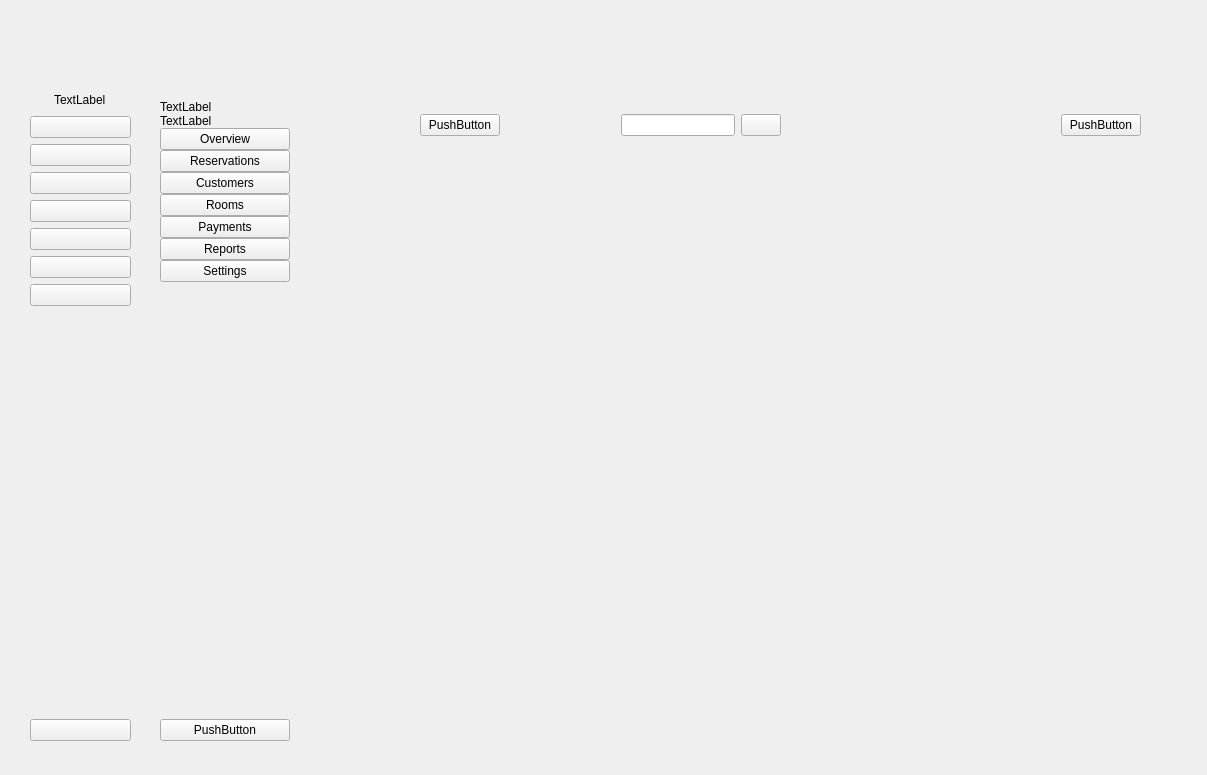
Old version of the form dashboard.ui in the repository WeWeBunnyX/HotelReservationSQL_Application.
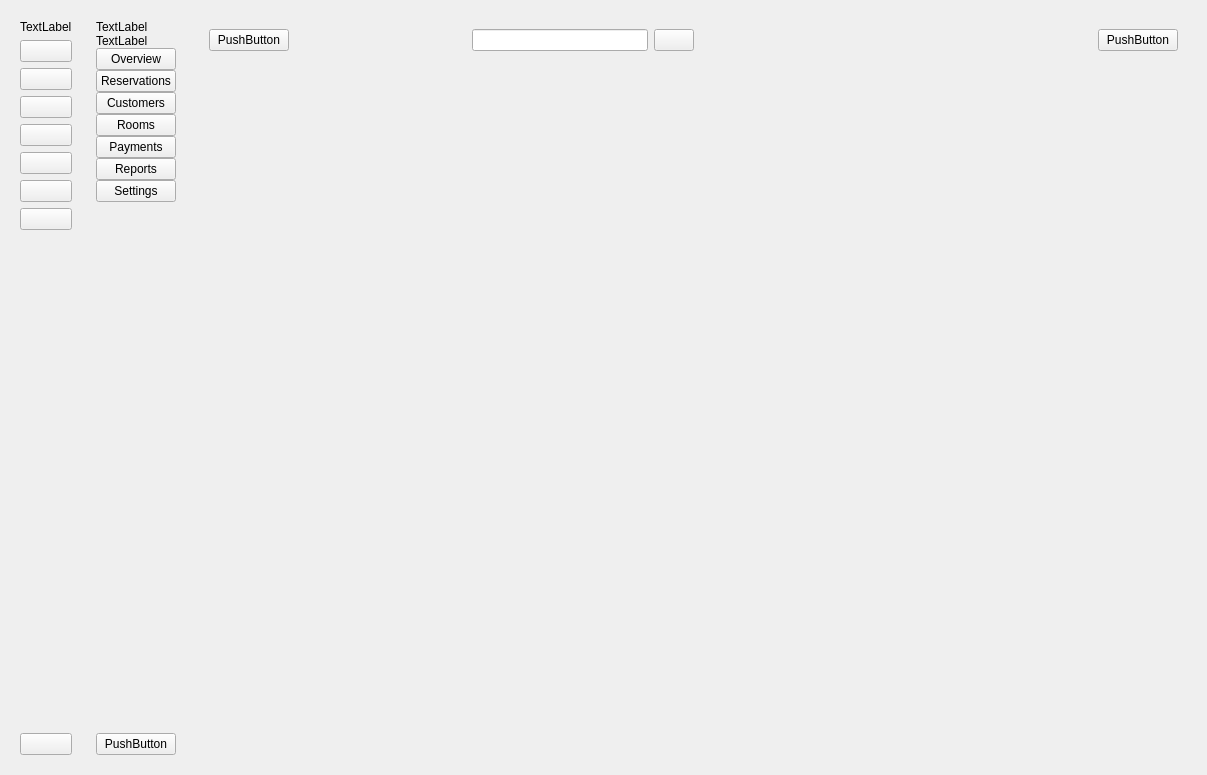
New version of the form. The open tabs and pages were chosen to show the change. Icons and pictures are not drawn.

```diff
--- a/dashboard.ui
+++ b/dashboard.ui
@@ -13,40 +13,14 @@
   <property name="windowTitle">
    <string>Form</string>
   </property>
+  <layout class="QGridLayout" name="gridLayout">
+   <item row="0" column="0">
   <widget class="QWidget" name="iconOnlyWidget" native="true">
-   <property name="geometry">
-    <rect>
-     <x>30</x>
-     <y>50</y>
-     <width>101</width>
-     <height>691</height>
-    </rect>
-   </property>
-   <widget class="QWidget" name="">
-    <property name="geometry">
-     <rect>
-      <x>0</x>
-      <y>40</y>
-      <width>101</width>
-      <height>651</height>
-     </rect>
-    </property>
+     <layout class="QVBoxLayout" name="verticalLayout_7">
+      <item>
     <layout class="QVBoxLayout" name="verticalLayout_3">
      <item>
       <layout class="QHBoxLayout" name="horizontalLayout_2">
-       <item>
-        <spacer name="horizontalSpacer_3">
-         <property name="orientation">
-          <enum>Qt::Orientation::Horizontal</enum>
-         </property>
-         <property name="sizeHint" stdset="0">
-          <size>
-           <width>40</width>
-           <height>20</height>
-          </size>
-         </property>
-        </spacer>
-       </item>
        <item>
         <widget class="QLabel" name="label">
          <property name="text">
@@ -54,19 +28,6 @@
          </property>
         </widget>
        </item>
-       <item>
-        <spacer name="horizontalSpacer_4">
-         <property name="orientation">
-          <enum>Qt::Orientation::Horizontal</enum>
-         </property>
-         <property name="sizeHint" stdset="0">
-          <size>
-           <width>40</width>
-           <height>20</height>
-          </size>
-         </property>
-        </spacer>
-       </item>
       </layout>
      </item>
      <item>
@@ -171,26 +132,14 @@
       </widget>
      </item>
     </layout>
-   </widget>
-  </widget>
+      </item>
+     </layout>
+    </widget>
+   </item>
+   <item row="0" column="1">
   <widget class="QWidget" name="fullMenuWidget" native="true">
-   <property name="geometry">
-    <rect>
-     <x>150</x>
-     <y>50</y>
-     <width>151</width>
-     <height>691</height>
-    </rect>
-   </property>
-   <widget class="QWidget" name="">
-    <property name="geometry">
-     <rect>
-      <x>10</x>
-      <y>50</y>
-      <width>130</width>
-      <height>641</height>
-     </rect>
-    </property>
+     <layout class="QVBoxLayout" name="verticalLayout_8">
+      <item>
     <layout class="QVBoxLayout" name="verticalLayout_4">
      <property name="spacing">
       <number>0</number>
@@ -311,35 +260,22 @@
       </widget>
      </item>
     </layout>
-   </widget>
-  </widget>
+      </item>
+     </layout>
+    </widget>
+   </item>
+   <item row="0" column="2">
   <widget class="QWidget" name="widget_3" native="true">
-   <property name="geometry">
-    <rect>
-     <x>400</x>
-     <y>50</y>
-     <width>781</width>
-     <height>691</height>
-    </rect>
-   </property>
+     <layout class="QVBoxLayout" name="verticalLayout_9">
+      <item>
+       <layout class="QVBoxLayout" name="verticalLayout_5">
+        <property name="spacing">
+         <number>0</number>
+        </property>
+        <item>
    <widget class="QWidget" name="widget" native="true">
-    <property name="geometry">
-     <rect>
-      <x>20</x>
-      <y>30</y>
-      <width>741</width>
-      <height>80</height>
-     </rect>
-    </property>
-    <widget class="QWidget" name="">
-     <property name="geometry">
-      <rect>
-       <x>0</x>
-       <y>30</y>
-       <width>721</width>
-       <height>31</height>
-      </rect>
-     </property>
+          <layout class="QVBoxLayout" name="verticalLayout_6">
+           <item>
      <layout class="QHBoxLayout" name="horizontalLayout_3">
       <item>
        <widget class="QPushButton" name="pushButton_17">
@@ -400,21 +336,25 @@
        </widget>
       </item>
      </layout>
-    </widget>
-   </widget>
+           </item>
+           <item>
    <widget class="QStackedWidget" name="stackedWidget">
-    <property name="geometry">
-     <rect>
-      <x>20</x>
-      <y>130</y>
-      <width>741</width>
-      <height>541</height>
-     </rect>
+             <property name="currentIndex">
+              <number>1</number>
     </property>
     <widget class="QWidget" name="page"/>
     <widget class="QWidget" name="page_2"/>
    </widget>
-  </widget>
+           </item>
+          </layout>
+         </widget>
+        </item>
+       </layout>
+      </item>
+     </layout>
+    </widget>
+   </item>
+  </layout>
  </widget>
  <resources>
   <include location="resource.qrc"/>
```
Lines whose indentation alone changed are shown as unchanged.
